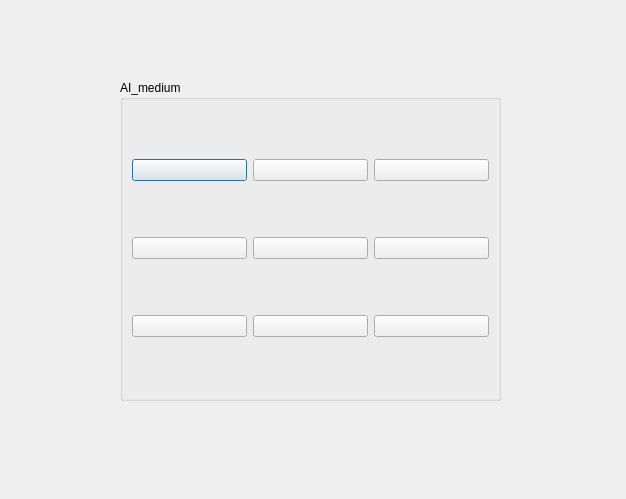
Before: the Qt Designer form GUI/medium.ui in AHMED-ABDELLATIF56/Advanced-Tic-Tac-Toe, drawn with Qt 5.
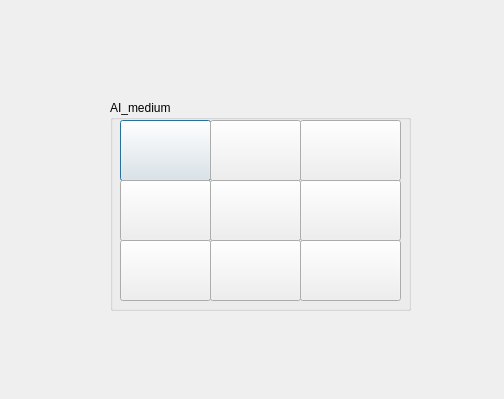
After: the same form once the commit is applied.

The edit to the form file:
```diff
--- a/GUI/medium.ui
+++ b/GUI/medium.ui
@@ -6,8 +6,8 @@
    <rect>
     <x>0</x>
     <y>0</y>
-    <width>626</width>
-    <height>499</height>
+    <width>504</width>
+    <height>399</height>
    </rect>
   </property>
   <property name="windowTitle">
@@ -16,80 +16,132 @@
   <widget class="QGroupBox" name="groupBox">
    <property name="geometry">
     <rect>
-     <x>120</x>
-     <y>80</y>
-     <width>381</width>
-     <height>321</height>
+     <x>110</x>
+     <y>100</y>
+     <width>301</width>
+     <height>211</height>
     </rect>
    </property>
    <property name="title">
     <string>AI_medium</string>
    </property>
-   <layout class="QGridLayout" name="gridLayout">
-    <item row="0" column="0">
      <widget class="QPushButton" name="pushButton">
+    <property name="geometry">
+     <rect>
+      <x>10</x>
+      <y>20</y>
+      <width>91</width>
+      <height>61</height>
+     </rect>
+    </property>
       <property name="text">
        <string/>
       </property>
      </widget>
-    </item>
-    <item row="0" column="1">
      <widget class="QPushButton" name="pushButton_2">
+    <property name="geometry">
+     <rect>
+      <x>100</x>
+      <y>20</y>
+      <width>91</width>
+      <height>61</height>
+     </rect>
+    </property>
       <property name="text">
        <string/>
       </property>
      </widget>
-    </item>
-    <item row="0" column="2">
      <widget class="QPushButton" name="pushButton_3">
+    <property name="geometry">
+     <rect>
+      <x>190</x>
+      <y>20</y>
+      <width>101</width>
+      <height>61</height>
+     </rect>
+    </property>
       <property name="text">
        <string/>
       </property>
      </widget>
-    </item>
-    <item row="1" column="0">
      <widget class="QPushButton" name="pushButton_4">
+    <property name="geometry">
+     <rect>
+      <x>10</x>
+      <y>80</y>
+      <width>91</width>
+      <height>61</height>
+     </rect>
+    </property>
       <property name="text">
        <string/>
       </property>
      </widget>
-    </item>
-    <item row="1" column="1">
      <widget class="QPushButton" name="pushButton_5">
+    <property name="geometry">
+     <rect>
+      <x>100</x>
+      <y>80</y>
+      <width>91</width>
+      <height>61</height>
+     </rect>
+    </property>
       <property name="text">
        <string/>
       </property>
      </widget>
-    </item>
-    <item row="1" column="2">
      <widget class="QPushButton" name="pushButton_6">
+    <property name="geometry">
+     <rect>
+      <x>190</x>
+      <y>80</y>
+      <width>101</width>
+      <height>61</height>
+     </rect>
+    </property>
       <property name="text">
        <string/>
       </property>
      </widget>
-    </item>
-    <item row="2" column="0">
      <widget class="QPushButton" name="pushButton_7">
+    <property name="geometry">
+     <rect>
+      <x>10</x>
+      <y>140</y>
+      <width>91</width>
+      <height>61</height>
+     </rect>
+    </property>
       <property name="text">
        <string/>
       </property>
      </widget>
-    </item>
-    <item row="2" column="1">
      <widget class="QPushButton" name="pushButton_8">
+    <property name="geometry">
+     <rect>
+      <x>100</x>
+      <y>140</y>
+      <width>91</width>
+      <height>61</height>
+     </rect>
+    </property>
       <property name="text">
        <string/>
       </property>
      </widget>
-    </item>
-    <item row="2" column="2">
      <widget class="QPushButton" name="pushButton_9">
+    <property name="geometry">
+     <rect>
+      <x>190</x>
+      <y>140</y>
+      <width>101</width>
+      <height>61</height>
+     </rect>
+    </property>
       <property name="text">
        <string/>
       </property>
      </widget>
-    </item>
-   </layout>
   </widget>
  </widget>
  <resources/>
```
Lines whose indentation alone changed are shown as unchanged.
